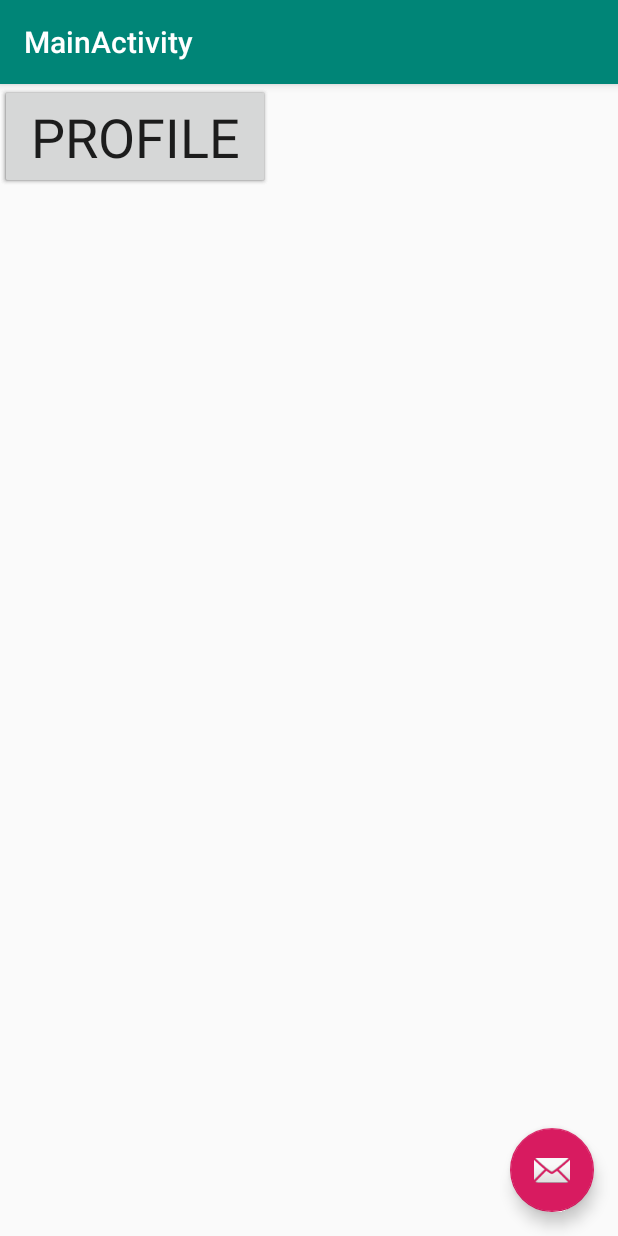
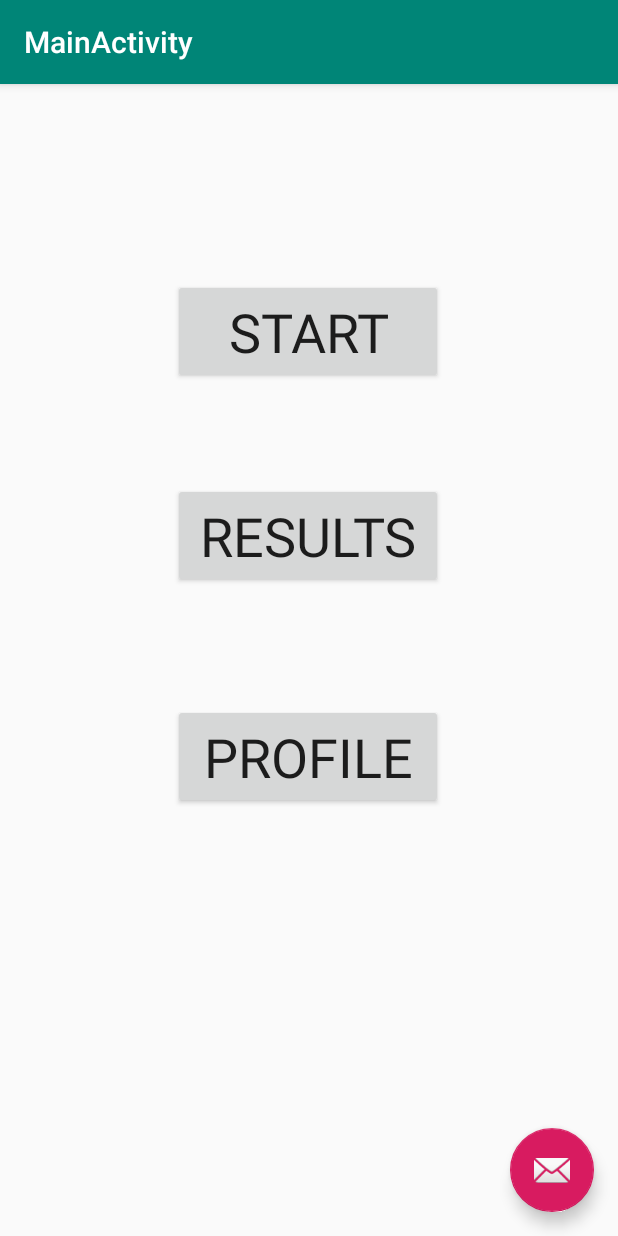
Before and after one commit to klasocki/cooper-test, an Android app: the screen it shows after launch (MainActivity), on a phone screen of 412 x 824 dp. Run offline under Robolectric (Android 15) with nearby library versions, the phone set to English and light mode, and no system bars.

Commit message:
Correction of errors on main activity

```diff
--- a/app/src/main/res/layout/content_main.xml
+++ b/app/src/main/res/layout/content_main.xml
@@ -12,37 +12,48 @@
         android:id="@+id/button_start"
         android:layout_width="180dp"
         android:layout_height="70dp"
+        android:layout_marginStart="115dp"
+        android:layout_marginTop="130dp"
+        android:layout_marginBottom="144dp"
         android:fontFamily="sans-serif"
         android:onClick="startTest"
-        android:text="Start"
+        android:text="@string/start"
         android:textAlignment="center"
         android:textSize="36sp"
         android:visibility="visible"
-        tools:layout_editor_absoluteX="115dp"
-        tools:layout_editor_absoluteY="120dp" />
+        app:layout_constraintBottom_toTopOf="@+id/button_start2"
+        app:layout_constraintEnd_toEndOf="parent"
+        app:layout_constraintHorizontal_bias="0.0"
+        app:layout_constraintStart_toStartOf="parent"
+        app:layout_constraintTop_toTopOf="parent"
+        app:layout_constraintVertical_bias="0.535" />
 
     <Button
         android:id="@+id/button_start2"
         android:layout_width="180dp"
         android:layout_height="70dp"
+        android:layout_marginStart="115dp"
+        android:layout_marginTop="66dp"
         android:fontFamily="sans-serif"
-        android:text="Results"
+        android:text="@string/results"
         android:textAlignment="center"
         android:textSize="36sp"
         android:visibility="visible"
-        tools:layout_editor_absoluteX="115dp"
-        tools:layout_editor_absoluteY="246dp" />
+        app:layout_constraintStart_toStartOf="parent"
+        app:layout_constraintTop_toBottomOf="@+id/button_start" />
 
     <Button
         android:id="@+id/button_profile"
         android:layout_width="180dp"
         android:layout_height="70dp"
+        android:layout_marginStart="115dp"
+        android:layout_marginTop="77dp"
         android:fontFamily="sans-serif"
-        android:text="Profile"
+        android:text="@string/profile"
         android:textAlignment="center"
         android:textSize="36sp"
         android:visibility="visible"
-        tools:layout_editor_absoluteX="115dp"
-        tools:layout_editor_absoluteY="382dp" />
+        app:layout_constraintStart_toStartOf="parent"
+        app:layout_constraintTop_toBottomOf="@+id/button_start2" />
 
 </androidx.constraintlayout.widget.ConstraintLayout>
--- a/app/src/main/res/values/strings.xml
+++ b/app/src/main/res/values/strings.xml
@@ -2,4 +2,7 @@
     <string name="app_name">CooperTest</string>
     <string name="title_activity_maps">Map</string>
     <string name="title_activity_main">MainActivity</string>
+    <string name="start">Start</string>
+    <string name="results">Results</string>
+    <string name="profile">Profile</string>
 </resources>
```
